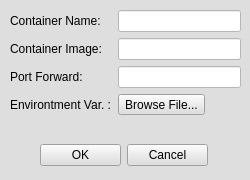
Above: netflux5g-editor/src/gui/ui/DockerHost_properties.ui from adaptivenetworklab/NetFlux5G before the change. Below: the same form after it.
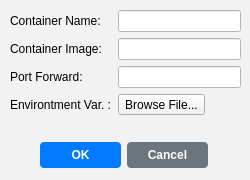
That is the form after the change.

```diff
--- a/netflux5g-editor/src/gui/ui/DockerHost_properties.ui
+++ b/netflux5g-editor/src/gui/ui/DockerHost_properties.ui
@@ -14,7 +14,7 @@
    <string>MainWindow</string>
   </property>
   <property name="styleSheet">
-   <string notr="true">background-color: rgb(222, 222, 222);</string>
+   <string notr="true">background-color: rgb(242, 242, 242);</string>
   </property>
   <widget class="QWidget" name="centralwidget">
    <widget class="QWidget" name="gridLayoutWidget">
@@ -29,6 +29,24 @@
     <layout class="QGridLayout" name="gridLayout_2">
      <item row="0" column="0">
       <widget class="QPushButton" name="DockerHost_OKButton">
+       <property name="styleSheet">
+        <string notr="true">
+         QPushButton {
+          background-color: rgb(0, 123, 255);
+          color: white;
+          border: none;
+          padding: 6px 12px;
+          border-radius: 4px;
+          font-weight: bold;
+         }
+         QPushButton:hover {
+          background-color: rgb(0, 105, 217);
+         }
+         QPushButton:pressed {
+          background-color: rgb(0, 86, 179);
+         }
+        </string>
+       </property>
        <property name="text">
         <string>OK</string>
        </property>
@@ -36,6 +54,24 @@
      </item>
      <item row="0" column="1">
       <widget class="QPushButton" name="DockerHost_CancelButton">
+       <property name="styleSheet">
+        <string notr="true">
+         QPushButton {
+          background-color: rgb(108, 117, 125);
+          color: white;
+          border: none;
+          padding: 6px 12px;
+          border-radius: 4px;
+          font-weight: bold;
+         }
+         QPushButton:hover {
+          background-color: rgb(90, 98, 104);
+         }
+         QPushButton:pressed {
+          background-color: rgb(73, 80, 87);
+         }
+        </string>
+       </property>
        <property name="text">
         <string>Cancel</string>
        </property>
```
